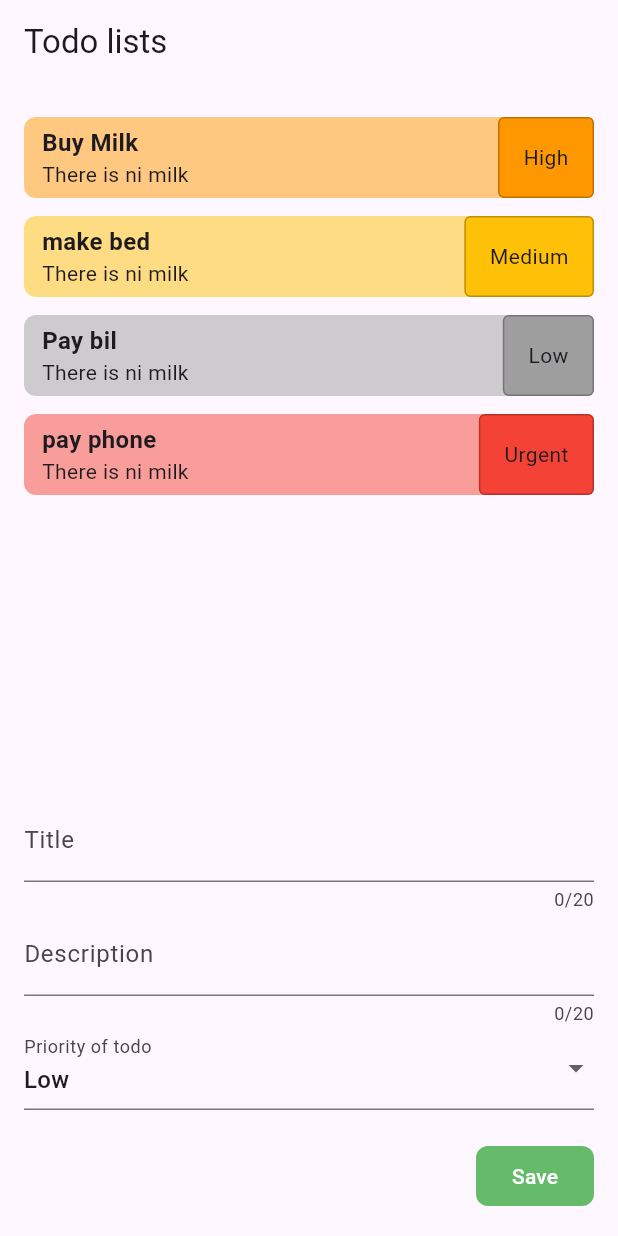
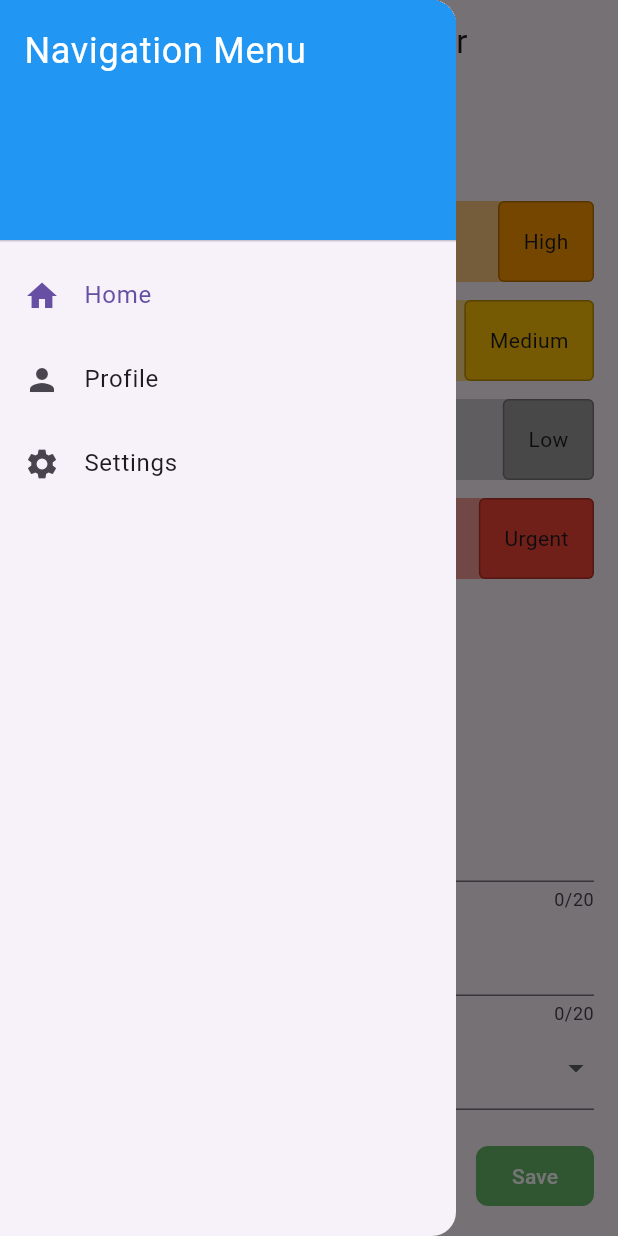
Before and after one commit to vorlasanedev/ninja_basic, a Flutter app: the screen it shows after launch, with the side drawer open (before the commit the screen has no drawer), on a phone screen of 412 x 824 dp. Run offline on Flutter 3.47's test engine with Material 3 defaults, Android fonts, the light colour scheme and no system bars.

Commit message:
add root_screen with drawer menu, profile with containter

```diff
--- a/lib/main.dart
+++ b/lib/main.dart
@@ -1,5 +1,5 @@
 import 'package:flutter/material.dart';
-import 'package:ninja_basic/screens/home_screen.dart';
+import 'package:ninja_basic/screens/root_screen.dart';
 
 void main() {
   runApp(const MainApp());
@@ -10,6 +10,6 @@ class MainApp extends StatelessWidget {
 
   @override
   Widget build(BuildContext context) {
-    return const MaterialApp(home: HomeScreen());
+    return const MaterialApp(home: RootScreen());
   }
 }
--- /dev/null
+++ b/lib/screens/root_screen.dart
@@ -0,0 +1,70 @@
+import 'package:flutter/material.dart';
+import 'package:ninja_basic/screens/home_screen.dart';
+import 'package:ninja_basic/screens/profile_screen.dart';
+import 'package:ninja_basic/screens/setting_screen.dart';
+
+class RootScreen extends StatefulWidget {
+  const RootScreen({super.key});
+
+  @override
+  State<RootScreen> createState() => _RootScreenState();
+}
+
+class _RootScreenState extends State<RootScreen> {
+  int _selectedIndex = 0;
+
+  // List of pages
+  final List<Widget> _pages = [
+    const HomeScreen(),
+    const ProfileScreen(),
+    const SettingScreen(),
+  ];
+
+  // Method to handle navigation from drawer
+  void _onSelectItem(int index) {
+    setState(() {
+      _selectedIndex = index;
+    });
+    Navigator.of(context).pop(); // close drawer
+  }
+
+  @override
+  Widget build(BuildContext context) {
+    return Scaffold(
+      appBar: AppBar(title: Text('Root Screen with Drawer')),
+      drawer: Drawer(
+        child: ListView(
+          padding: EdgeInsets.zero,
+          children: [
+            DrawerHeader(
+              decoration: BoxDecoration(color: Colors.blue),
+              child: Text(
+                'Navigation Menu',
+                style: TextStyle(color: Colors.white, fontSize: 24),
+              ),
+            ),
+            ListTile(
+              leading: Icon(Icons.home),
+              title: Text('Home'),
+              selected: _selectedIndex == 0,
+              onTap: () => _onSelectItem(0),
+            ),
+            ListTile(
+              leading: Icon(Icons.person),
+              title: Text('Profile'),
+              selected: _selectedIndex == 1,
+              onTap: () => _onSelectItem(1),
+            ),
+            ListTile(
+              leading: Icon(Icons.settings),
+              title: Text('Settings'),
+              selected: _selectedIndex == 2,
+              onTap: () => _onSelectItem(2),
+            ),
+          ],
+        ),
+      ),
+      body: _pages[_selectedIndex],
+    );
+  }
+}
```
Also changed, not shown: lib/screens/profile_screen.dart (added, +32 -0 lines), lib/screens/setting_screen.dart (added, +15 -0 lines), 1 other file.
